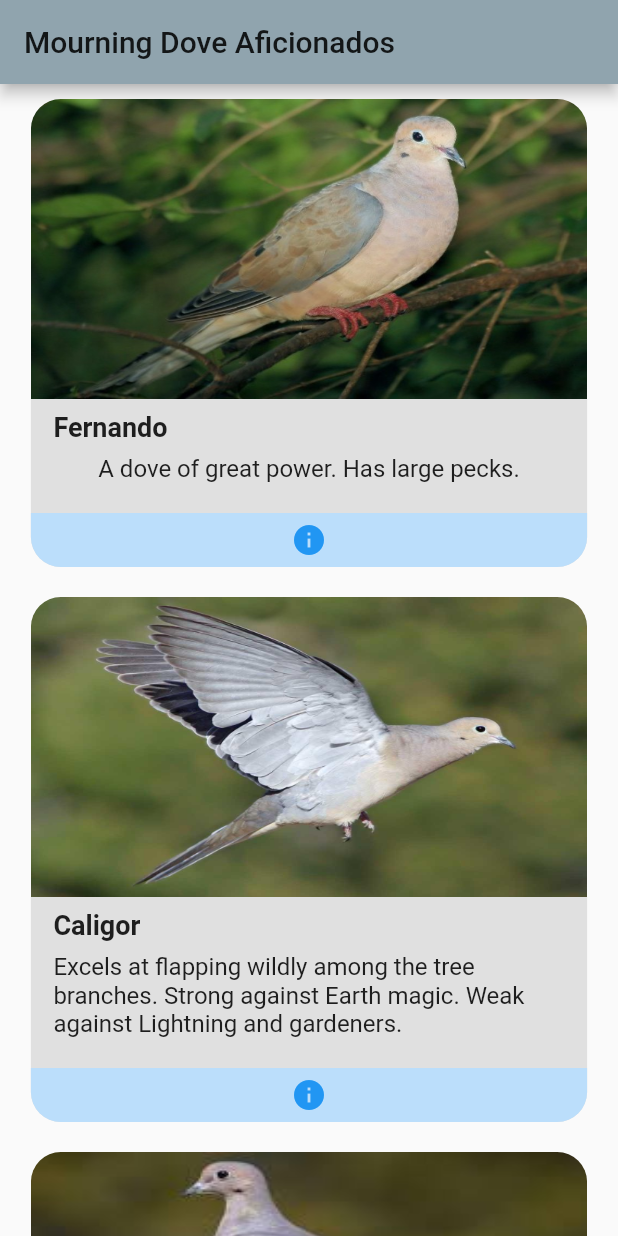
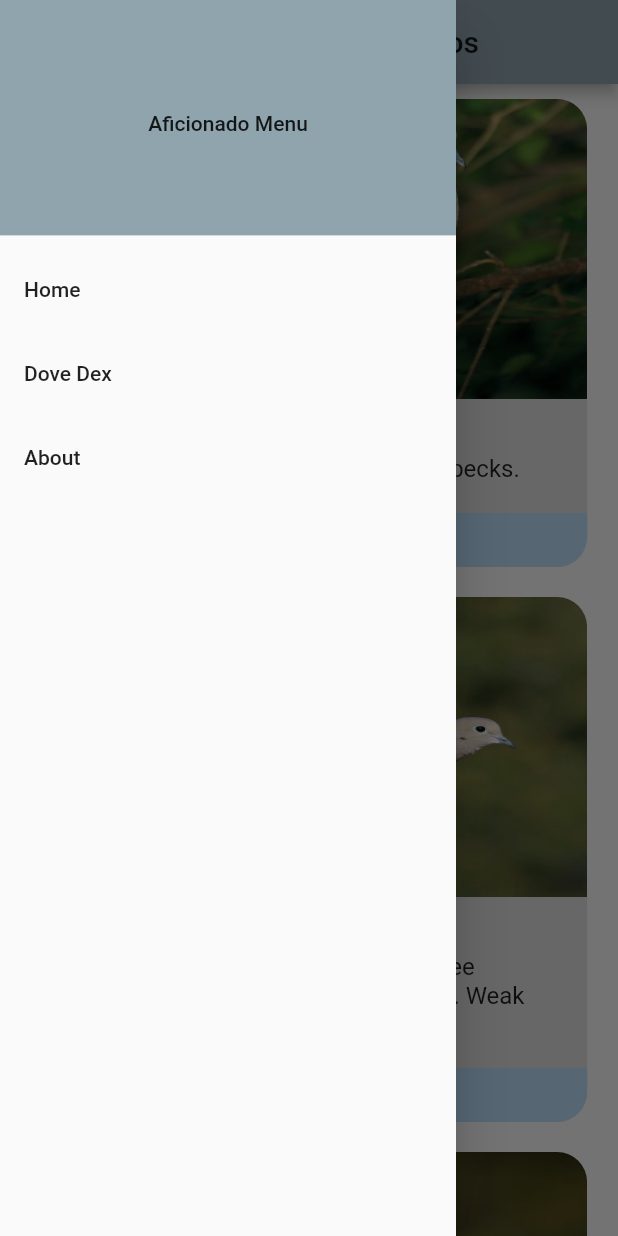
Before and after one commit to kmausolf/flutter-doves, a Flutter app: the screen it shows after launch, with the side drawer open (before the commit the screen has no drawer), on a phone screen of 412 x 824 dp. Run offline on Flutter 3.47's test engine with Material 2 defaults, Android fonts, the phone set to English and light mode, and no system bars; generated files the repository leaves out were written again.

Commit message:
feat(drawer): Basic app drawer skeleton

```diff
--- /dev/null
+++ b/lib/drawer/doveDrawer.dart
@@ -0,0 +1,42 @@
+import 'package:flutter/material.dart';
+
+class DoveDrawer extends StatelessWidget {
+  @override
+  Widget build(BuildContext context) {
+    return
+      Drawer(
+        child: ListView(
+          // Important: Remove all padding from ListView
+          padding: EdgeInsets.zero,
+          children: <Widget>[
+            Container(
+              height: MediaQuery.of(context).size.height * 0.2,
+              child: DrawerHeader(
+                child: Center(
+                  child: Text(
+                    "Aficionado Menu",
+                    textAlign: TextAlign.center,
+                  ),
+                ),
+                decoration: BoxDecoration(
+                  color: Theme.of(context).appBarTheme.color
+                ),
+              )
+            ),
+            ListTile(
+              title: Text("Home"),
+              onTap: () {},
+            ),
+            ListTile(
+              title: Text("Dove Dex"),
+              onTap: () {},
+            ),
+            ListTile(
+              title: Text("About"),
+              onTap: () {},
+            )
+          ],
+        ),
+      );
+  }
+}
--- a/lib/main.dart
+++ b/lib/main.dart
@@ -5,6 +5,7 @@ import 'dart:async' show Future;
 
 import 'dove/doveCard.dart';
 import 'dove/doveModel.dart';
+import 'drawer/doveDrawer.dart';
 
 void main() => runApp(MyApp());
 
@@ -76,6 +77,7 @@ class _HomePageState extends State<HomePage> {
       appBar: AppBar(
         title: Text(widget.title),
       ),
+      drawer: new DoveDrawer(),
       body: Center(
         child: Column(
           children: doveInfo == null
```
